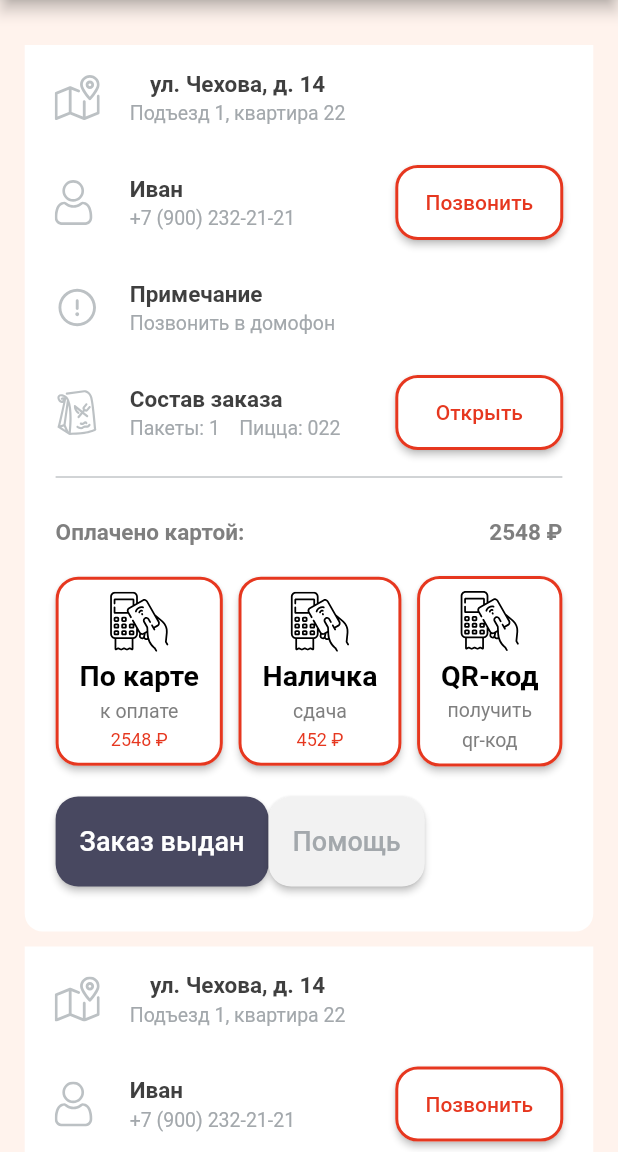
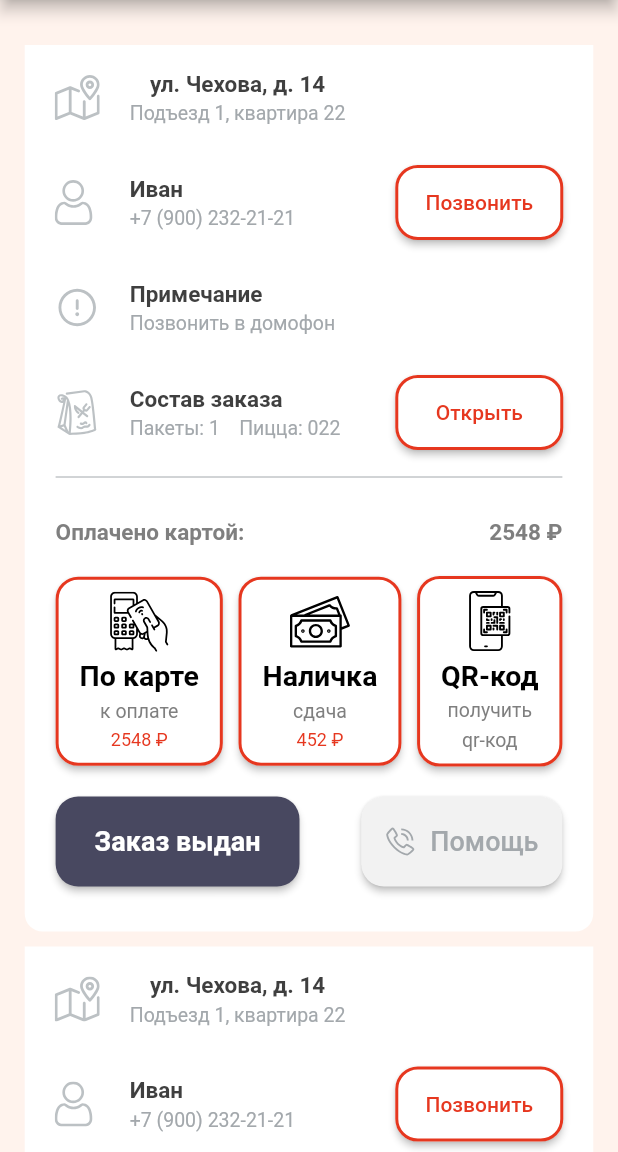
Before and after one commit to Nekori228/Samurai, a Flutter app: the DeliveredOrdersPage screen opened directly, on a phone screen of 412 x 824 dp, the part 84-1236 px from its top. Run offline on Flutter 3.47's test engine with Material 2 defaults, Android fonts, the phone set to English and light mode, and no system bars; our stand-ins replace flutter_map, flutter_svg, latlong2; missing offline and left inert: expansion_widget.

Commit message:
Change button

```diff
--- a/lib/DeliveredOrdersPage.dart
+++ b/lib/DeliveredOrdersPage.dart
@@ -544,7 +544,7 @@ class DeliveredOrdersPage extends StatelessWidget {
                                                     children: [
                                                       SizedBox(height: 10),
                                                       SvgPicture.asset(
-                                                        'assets/icons/terminal.svg',
+                                                        'assets/icons/nal.svg',
                                                         height: 40,
                                                         width: 40,
                                                       ),
@@ -641,7 +641,7 @@ class DeliveredOrdersPage extends StatelessWidget {
                                                     children: [
                                                       SizedBox(height: 10),
                                                       SvgPicture.asset(
-                                                        'assets/icons/terminal.svg',
+                                                        'assets/icons/qrcode.svg',
                                                         height: 40,
                                                         width: 40,
                                                       ),
@@ -685,6 +685,7 @@ class DeliveredOrdersPage extends StatelessWidget {
                                           ),
                                           SizedBox(height: 20),
                                           Row(
+                                            mainAxisAlignment: MainAxisAlignment.spaceBetween,
                                             children: [
                                               ElevatedButton(
                                                 onPressed: () {
@@ -735,13 +736,17 @@ class DeliveredOrdersPage extends StatelessWidget {
                                                     ),
                                                   ),
                                                 ),
+                                                child: Container(
+                                                  margin: EdgeInsets.fromLTRB(10, 0, 10, 0),
                                                   child: const SizedBox(
                                                     height: 60,
                                                     child: Center(
                                                       child: Text(
                                                         "Заказ выдан",
                                                         style: TextStyle(
+                                                          fontWeight: FontWeight.w700,
                                                             fontSize: 18),
+                                                      ),
                                                     ),
                                                   ),
                                                 ),
@@ -795,9 +800,20 @@ class DeliveredOrdersPage extends StatelessWidget {
                                                     ),
                                                   ),
                                                 ),
-                                                child: const SizedBox(
+                                                child: SizedBox(
                                                   height: 60,
-                                                  child: Center(
+                                                  child: Row(
+                                                    children: [
+                                                      SvgPicture.asset(
+                                                        'assets/icons/phone3.svg',
+                                                        height: 20,
+                                                        width: 20,
+                                                        color: Color(
+                                                          (0xFFA3A8AC),
+                                                        ),
+                                                      ),
+                                                      SizedBox(width: 10),
+                                                      Center(
                                                         child: Text(
                                                           "Помощь",
                                                           style: TextStyle(
@@ -807,6 +823,8 @@ class DeliveredOrdersPage extends StatelessWidget {
                                                             ),
                                                           ),
                                                         ),
+                                                      ),
+                                                    ],
                                                   ),
                                                 ),
                                               ),
```
Also changed, not shown: assets/icons/phone3.svg (added). Lines whose indentation alone changed are shown as unchanged.
